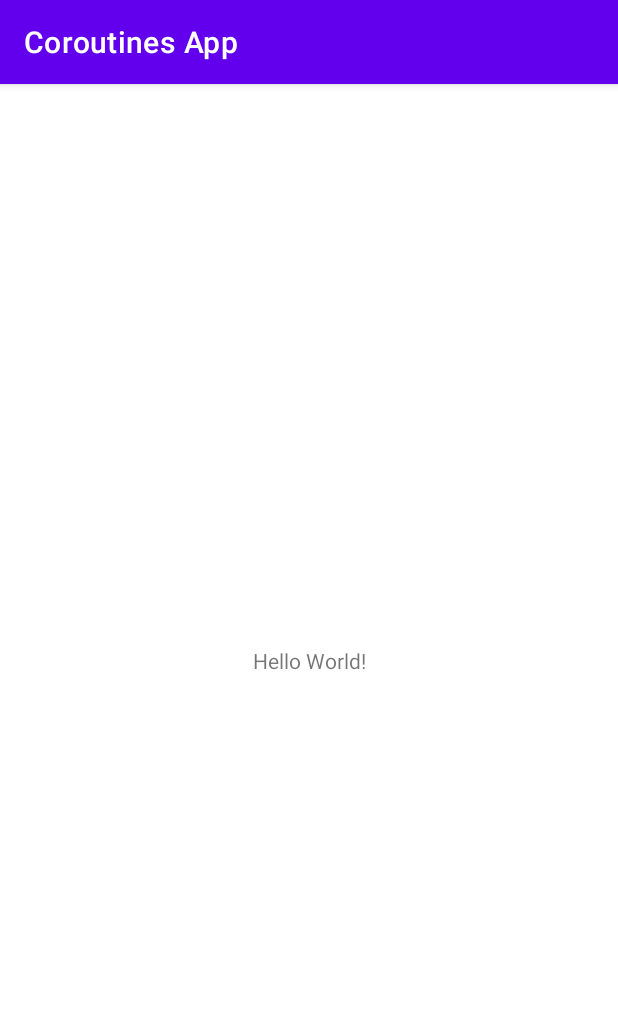
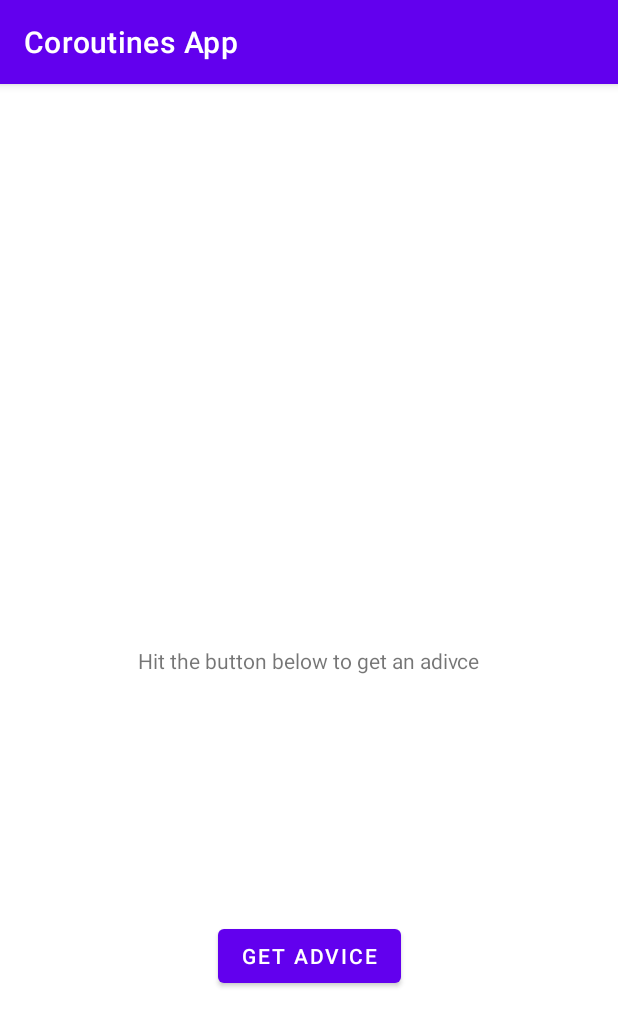
Before and after one commit to plateauh/Coroutines-App, an Android app: the screen it shows after launch (MainActivity), on a phone screen of 412 x 824 dp. Shown: the top 1027 px of the screen. Run offline under Robolectric (Android 15) with nearby library versions, the phone set to English and light mode, and no system bars.

```diff
--- a/app/src/main/AndroidManifest.xml
+++ b/app/src/main/AndroidManifest.xml
@@ -1,7 +1,7 @@
 <?xml version="1.0" encoding="utf-8"?>
 <manifest xmlns:android="http://schemas.android.com/apk/res/android"
     package="com.example.coroutinesapp">
-
+    <uses-permission android:name="android.permission.INTERNET" />
     <application
         android:allowBackup="true"
         android:icon="@mipmap/ic_launcher"
--- /dev/null
+++ b/app/src/main/java/com/example/coroutinesapp/APIInterface.kt
@@ -0,0 +1,10 @@
+package com.example.coroutinesapp
+
+import retrofit2.Call
+import retrofit2.http.GET
+
+interface APIInterface {
+
+    @GET("advice")
+    fun doGetListResources(): Call<AdviceData?>?
+}
--- a/app/src/main/res/layout/activity_main.xml
+++ b/app/src/main/res/layout/activity_main.xml
@@ -7,12 +7,23 @@
     tools:context=".MainActivity">
 
     <TextView
+        android:id="@+id/advice_tv"
         android:layout_width="wrap_content"
         android:layout_height="wrap_content"
-        android:text="Hello World!"
+        android:text="Hit the button below to get an adivce"
         app:layout_constraintBottom_toBottomOf="parent"
         app:layout_constraintLeft_toLeftOf="parent"
         app:layout_constraintRight_toRightOf="parent"
         app:layout_constraintTop_toTopOf="parent" />
 
+    <Button
+        android:id="@+id/advice_btn"
+        android:layout_width="wrap_content"
+        android:layout_height="wrap_content"
+        android:text="Get Advice"
+        app:layout_constraintBottom_toBottomOf="parent"
+        app:layout_constraintEnd_toEndOf="parent"
+        app:layout_constraintStart_toStartOf="parent"
+        app:layout_constraintTop_toBottomOf="@+id/advice_tv" />
+
 </androidx.constraintlayout.widget.ConstraintLayout>
```
Also changed, not shown: app/build.gradle (+10 -0 lines), app/src/main/java/com/example/coroutinesapp/APIClient.kt (added, +23 -0 lines), app/src/main/java/com/example/coroutinesapp/AdviceData.kt (added, +17 -0 lines), app/src/main/java/com/example/coroutinesapp/MainActivity.kt (+42 -0 lines).
